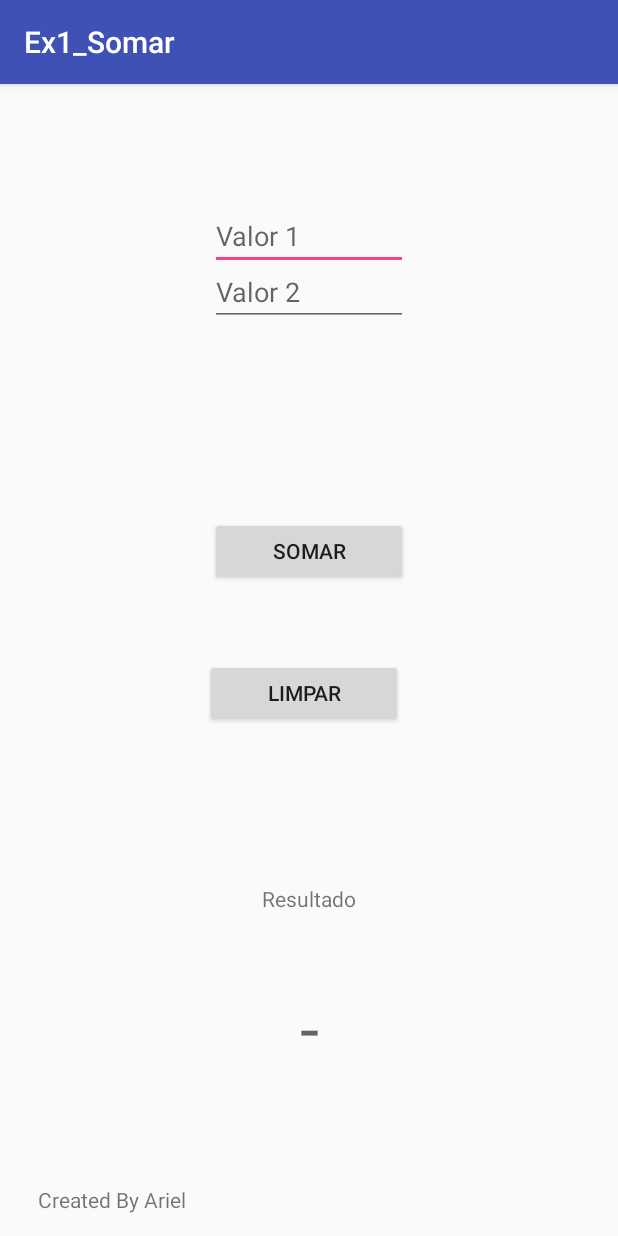
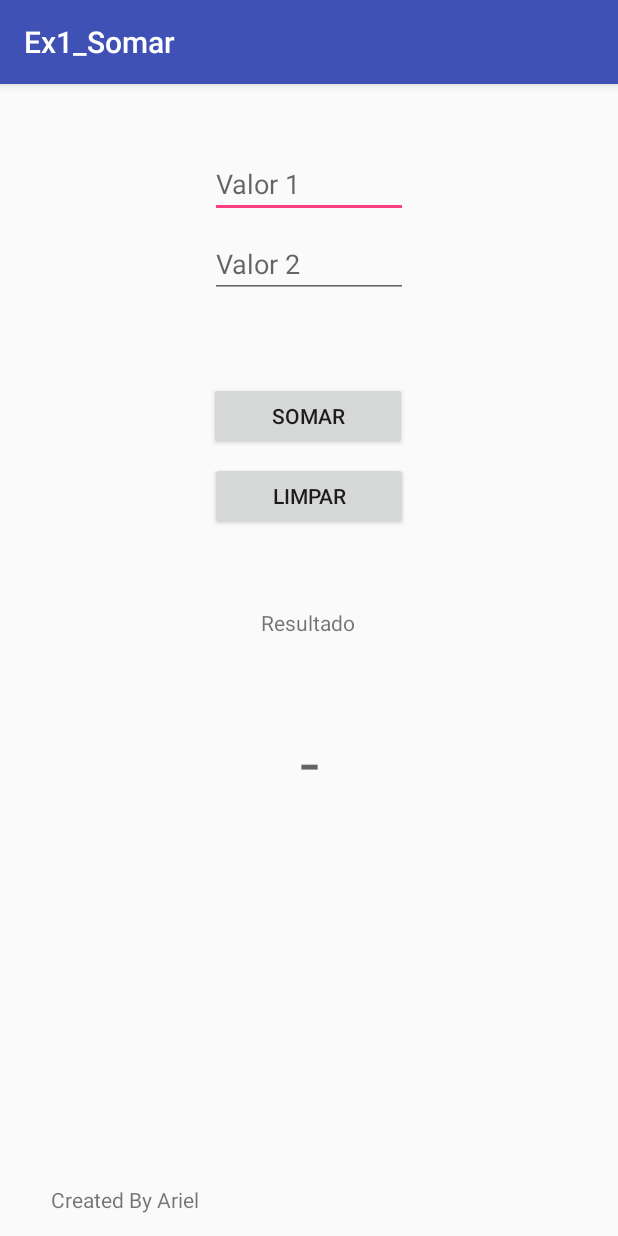
Before and after one commit to ArielSimao/Ex1_Somar, an Android app: the screen it shows after launch (MainActivity), after a tap on "SOMAR", on a phone screen of 412 x 824 dp. Run offline under Robolectric (Android 15) with nearby library versions, the phone set to English and light mode, and no system bars.

Commit message:
(num1.getText().toString().matches(""))
(num1.getText().toString().matches(""))

```diff
--- a/app/src/main/java/com/example/arielsimao/ex1_somar/MainActivity.java
+++ b/app/src/main/java/com/example/arielsimao/ex1_somar/MainActivity.java
@@ -16,17 +16,20 @@ public class MainActivity extends AppCompatActivity {
         setContentView(R.layout.activity_main);
 
 
-        num1 = (EditText) findViewById(R.id.editTextN1);
-        num2 = (EditText) findViewById(R.id.editTextN2);
-        result = (TextView) findViewById(R.id.textViewResultado);
+        num1 = findViewById(R.id.editTextN1);
+        num2 = findViewById(R.id.editTextN2);
+        result = findViewById(R.id.textViewResultado);
 
-        Button btnSomar = (Button) findViewById(R.id.btnSomar);
+
+
+        Button btnSomar =findViewById(R.id.btnSomar);
         btnSomar.setOnClickListener(new View.OnClickListener() {
 
             @Override
             public void onClick(View v) {
-                if ((num1.getContext() != null) || (num2.getContext() != null)) {
-                    Toast toast = Toast.makeText(getApplicationContext(),"Valor Nulo",1000);
+
+                if (((num1.getText().toString().matches("")) || (num2.getText().toString().matches("")))) {
+                    Toast toast = Toast.makeText(getApplicationContext(),"Valor Nulo Não Permitido",1000);
                     toast.show();
                 }else{
 
@@ -39,7 +42,7 @@ public class MainActivity extends AppCompatActivity {
             }
         });
 
-        Button btnLimpar = (Button) findViewById(R.id.btnLimpar);
+        Button btnLimpar = findViewById(R.id.btnLimpar);
         btnLimpar.setOnClickListener(new View.OnClickListener() {
 
             @Override
@@ -51,6 +54,7 @@ public class MainActivity extends AppCompatActivity {
         });
 
     }
+
     EditText num1 = null;
     EditText num2 = null;
     TextView result = null;
--- a/app/src/main/res/layout/activity_main.xml
+++ b/app/src/main/res/layout/activity_main.xml
@@ -13,83 +13,69 @@
         android:id="@+id/editTextN1"
         android:layout_width="132dp"
         android:layout_height="wrap_content"
-        android:layout_marginBottom="8dp"
         android:layout_marginEnd="8dp"
         android:layout_marginStart="8dp"
-        android:layout_marginTop="8dp"
+        android:layout_marginTop="44dp"
         android:ems="10"
         android:hint="Valor 1"
         android:inputType="number"
-        app:layout_constraintBottom_toBottomOf="parent"
         app:layout_constraintEnd_toEndOf="parent"
         app:layout_constraintStart_toStartOf="parent"
-        app:layout_constraintTop_toTopOf="parent"
-        app:layout_constraintVertical_bias="0.1" />
+        app:layout_constraintTop_toTopOf="parent" />
 
     <EditText
         android:id="@+id/editTextN2"
         android:layout_width="132dp"
         android:layout_height="wrap_content"
-        android:layout_marginBottom="8dp"
         android:layout_marginEnd="8dp"
         android:layout_marginStart="8dp"
-        android:layout_marginTop="116dp"
+        android:layout_marginTop="8dp"
         android:ems="10"
         android:hint="Valor 2"
         android:inputType="number"
-        app:layout_constraintBottom_toBottomOf="parent"
         app:layout_constraintEnd_toEndOf="parent"
         app:layout_constraintStart_toStartOf="parent"
-        app:layout_constraintTop_toTopOf="parent"
-        app:layout_constraintVertical_bias="0.0" />
+        app:layout_constraintTop_toBottomOf="@+id/editTextN1" />
 
     <Button
         android:id="@+id/btnLimpar"
         android:layout_width="132dp"
         android:layout_height="45dp"
-        android:layout_marginBottom="8dp"
         android:layout_marginEnd="8dp"
         android:layout_marginStart="8dp"
         android:layout_marginTop="8dp"
         android:text="LIMPAR"
-        app:layout_constraintBottom_toBottomOf="parent"
         app:layout_constraintEnd_toEndOf="parent"
-        app:layout_constraintHorizontal_bias="0.487"
         app:layout_constraintStart_toStartOf="parent"
-        app:layout_constraintTop_toTopOf="parent"
-        app:layout_constraintVertical_bias="0.531" />
+        app:layout_constraintTop_toBottomOf="@+id/btnSomar" />
 
     <Button
         android:id="@+id/btnSomar"
         android:layout_width="132dp"
         android:layout_height="45dp"
-        android:layout_marginBottom="8dp"
         android:layout_marginEnd="8dp"
         android:layout_marginStart="8dp"
-        android:layout_marginTop="8dp"
+        android:layout_marginTop="56dp"
         android:onClick="onClick"
         android:text="SOMAR"
-        app:layout_constraintBottom_toBottomOf="parent"
         app:layout_constraintEnd_toEndOf="parent"
+        app:layout_constraintHorizontal_bias="0.498"
         app:layout_constraintStart_toStartOf="parent"
-        app:layout_constraintTop_toTopOf="parent"
-        app:layout_constraintVertical_bias="0.397" />
+        app:layout_constraintTop_toBottomOf="@+id/editTextN2" />
 
     <TextView
         android:id="@+id/textView4"
         android:layout_width="132dp"
         android:layout_height="26dp"
-        android:layout_marginBottom="8dp"
         android:layout_marginEnd="8dp"
         android:layout_marginStart="8dp"
-        android:layout_marginTop="8dp"
+        android:layout_marginTop="52dp"
         android:text="Resultado"
         android:textAlignment="center"
-        app:layout_constraintBottom_toBottomOf="parent"
         app:layout_constraintEnd_toEndOf="parent"
+        app:layout_constraintHorizontal_bias="0.498"
         app:layout_constraintStart_toStartOf="parent"
-        app:layout_constraintTop_toTopOf="parent"
-        app:layout_constraintVertical_bias="0.724" />
+        app:layout_constraintTop_toBottomOf="@+id/btnLimpar" />
 
     <TextView
         android:id="@+id/textView2"
@@ -103,7 +89,7 @@
         android:textAlignment="center"
         app:layout_constraintBottom_toBottomOf="parent"
         app:layout_constraintEnd_toEndOf="parent"
-        app:layout_constraintHorizontal_bias="0.0"
+        app:layout_constraintHorizontal_bias="0.033"
         app:layout_constraintStart_toStartOf="parent"
         app:layout_constraintTop_toTopOf="parent"
         app:layout_constraintVertical_bias="1.0" />
@@ -122,7 +108,7 @@
         app:layout_constraintBottom_toBottomOf="parent"
         app:layout_constraintEnd_toEndOf="parent"
         app:layout_constraintStart_toStartOf="parent"
-        app:layout_constraintTop_toTopOf="parent"
-        app:layout_constraintVertical_bias="0.873" />
+        app:layout_constraintTop_toBottomOf="@+id/textView4"
+        app:layout_constraintVertical_bias="0.125" />
 
 </android.support.constraint.ConstraintLayout>
```
